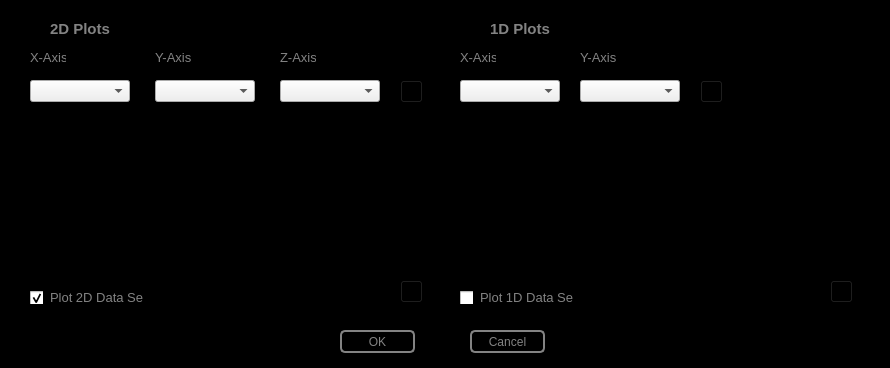
This is plotSetup.ui in PolshynLab/Data-Vault-Plotter as Qt 5 draws it before an edit. The edited form follows.
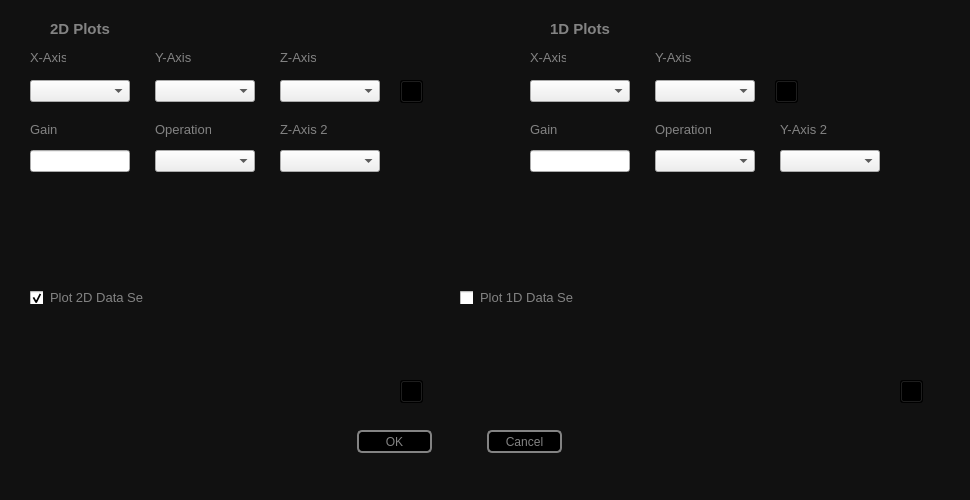
This is the edited form. Icons and pictures are not drawn.

What changed in the file:
```diff
--- a/plotSetup.ui
+++ b/plotSetup.ui
@@ -6,8 +6,8 @@
    <rect>
     <x>0</x>
     <y>0</y>
-    <width>890</width>
-    <height>368</height>
+    <width>970</width>
+    <height>500</height>
    </rect>
   </property>
   <property name="contextMenuPolicy">
@@ -18,7 +18,7 @@
   </property>
   <property name="styleSheet">
    <string notr="true">#Dialog{
-	background-color: rgb(0, 0, 0);}</string>
+	background-color: rgb(17, 17, 17);}</string>
   </property>
   <widget class="QLabel" name="Directories">
    <property name="geometry">
@@ -36,7 +36,7 @@
   <widget class="QLabel" name="DataSets">
    <property name="geometry">
     <rect>
-     <x>490</x>
+     <x>550</x>
      <y>20</y>
      <width>77</width>
      <height>18</height>
@@ -85,10 +85,49 @@
     <string>&lt;html&gt;&lt;head/&gt;&lt;body&gt;&lt;p&gt;&lt;span style=&quot; font-size:10pt; color:#838383;&quot;&gt;Z-Axis&lt;/span&gt;&lt;/p&gt;&lt;/body&gt;&lt;/html&gt;</string>
    </property>
   </widget>
+    <widget class="QLabel" name="Directories_7">
+   <property name="geometry">
+    <rect>
+     <x>155</x>
+     <y>122</y>
+     <width>56</width>
+     <height>16</height>
+    </rect>
+   </property>
+   <property name="text">
+    <string>&lt;html&gt;&lt;head/&gt;&lt;body&gt;&lt;p&gt;&lt;span style=&quot; font-size:10pt; color:#838383;&quot;&gt;Operation&lt;/span&gt;&lt;/p&gt;&lt;/body&gt;&lt;/html&gt;</string>
+   </property>
+  </widget>
+    <widget class="QLabel" name="Directories_8">
+   <property name="geometry">
+    <rect>
+     <x>280</x>
+     <y>122</y>
+     <width>48</width>
+     <height>16</height>
+    </rect>
+   </property>
+   <property name="text">
+    <string>&lt;html&gt;&lt;head/&gt;&lt;body&gt;&lt;p&gt;&lt;span style=&quot; font-size:10pt; color:#838383;&quot;&gt;Z-Axis 2&lt;/span&gt;&lt;/p&gt;&lt;/body&gt;&lt;/html&gt;</string>
+   </property>
+  </widget>
+  <widget class="QLabel" name="Directories_8">
+   <property name="geometry">
+    <rect>
+     <x>30</x>
+     <y>122</y>
+     <width>48</width>
+     <height>16</height>
+    </rect>
+   </property>
+   <property name="text">
+    <string>&lt;html&gt;&lt;head/&gt;&lt;body&gt;&lt;p&gt;&lt;span style=&quot; font-size:10pt; color:#838383;&quot;&gt;Gain&lt;/span&gt;&lt;/p&gt;&lt;/body&gt;&lt;/html&gt;</string>
+   </property>
+  </widget>
   <widget class="QLabel" name="Directories_5">
    <property name="geometry">
     <rect>
-     <x>580</x>
+     <x>655</x>
      <y>50</y>
      <width>36</width>
      <height>16</height>
@@ -98,10 +137,23 @@
     <string>&lt;html&gt;&lt;head/&gt;&lt;body&gt;&lt;p&gt;&lt;span style=&quot; font-size:10pt; color:#838383;&quot;&gt;Y-Axis&lt;/span&gt;&lt;/p&gt;&lt;/body&gt;&lt;/html&gt;</string>
    </property>
   </widget>
+    <widget class="QLabel" name="Directories_5">
+   <property name="geometry">
+    <rect>
+     <x>780</x>
+     <y>122</y>
+     <width>48</width>
+     <height>16</height>
+    </rect>
+   </property>
+   <property name="text">
+    <string>&lt;html&gt;&lt;head/&gt;&lt;body&gt;&lt;p&gt;&lt;span style=&quot; font-size:10pt; color:#838383;&quot;&gt;Y-Axis 2&lt;/span&gt;&lt;/p&gt;&lt;/body&gt;&lt;/html&gt;</string>
+   </property>
+  </widget>
   <widget class="QLabel" name="Directories_6">
    <property name="geometry">
     <rect>
-     <x>460</x>
+     <x>530</x>
      <y>50</y>
      <width>36</width>
      <height>16</height>
@@ -111,6 +163,32 @@
     <string>&lt;html&gt;&lt;head/&gt;&lt;body&gt;&lt;p&gt;&lt;span style=&quot; font-size:10pt; color:#838383;&quot;&gt;X-Axis&lt;/span&gt;&lt;/p&gt;&lt;/body&gt;&lt;/html&gt;</string>
    </property>
   </widget>
+  <widget class="QLabel" name="Directories_6">
+   <property name="geometry">
+    <rect>
+     <x>655</x>
+     <y>122</y>
+     <width>56</width>
+     <height>16</height>
+    </rect>
+   </property>
+   <property name="text">
+    <string>&lt;html&gt;&lt;head/&gt;&lt;body&gt;&lt;p&gt;&lt;span style=&quot; font-size:10pt; color:#838383;&quot;&gt;Operation&lt;/span&gt;&lt;/p&gt;&lt;/body&gt;&lt;/html&gt;</string>
+   </property>
+  </widget>
+  <widget class="QLabel" name="Directories_6">
+   <property name="geometry">
+    <rect>
+     <x>530</x>
+     <y>122</y>
+     <width>36</width>
+     <height>16</height>
+    </rect>
+   </property>
+   <property name="text">
+    <string>&lt;html&gt;&lt;head/&gt;&lt;body&gt;&lt;p&gt;&lt;span style=&quot; font-size:10pt; color:#838383;&quot;&gt;Gain&lt;/span&gt;&lt;/p&gt;&lt;/body&gt;&lt;/html&gt;</string>
+   </property>
+  </widget>
   <widget class="QComboBox" name="x2">
    <property name="geometry">
     <rect>
@@ -141,11 +219,41 @@
     </rect>
    </property>
   </widget>
-  <widget class="QComboBox" name="x1">
+  <widget class="QComboBox" name="o1">
    <property name="geometry">
     <rect>
-     <x>460</x>
-     <y>80</y>
+     <x>155</x>
+     <y>150</y>
+     <width>100</width>
+     <height>22</height>
+    </rect>
+   </property>
+  </widget>
+  <widget class="QLineEdit" name="gainInput">
+   <property name="geometry">
+    <rect>
+     <x>30</x>
+     <y>150</y>
+     <width>100</width>
+     <height>22</height>
+    </rect>
+   </property>
+  </widget>
+  <widget class="QLineEdit" name="gainInput2">
+   <property name="geometry">
+    <rect>
+     <x>530</x>
+     <y>150</y>
+     <width>100</width>
+     <height>22</height>
+    </rect>
+   </property>
+  </widget>
+  <widget class="QComboBox" name="z3">
+   <property name="geometry">
+    <rect>
+     <x>280</x>
+     <y>150</y>
      <width>100</width>
      <height>22</height>
     </rect>
@@ -154,18 +262,48 @@
   <widget class="QComboBox" name="y1">
    <property name="geometry">
     <rect>
-     <x>580</x>
+     <x>655</x>
      <y>80</y>
      <width>100</width>
      <height>22</height>
     </rect>
    </property>
   </widget>
+  <widget class="QComboBox" name="x1">
+   <property name="geometry">
+    <rect>
+     <x>530</x>
+     <y>80</y>
+     <width>100</width>
+     <height>22</height>
+    </rect>
+   </property>
+  </widget>
+  <widget class="QComboBox" name="y3">
+   <property name="geometry">
+    <rect>
+     <x>780</x>
+     <y>150</y>
+     <width>100</width>
+     <height>22</height>
+    </rect>
+   </property>
+  </widget>
+  <widget class="QComboBox" name="o2">
+   <property name="geometry">
+    <rect>
+     <x>655</x>
+     <y>150</y>
+     <width>100</width>
+     <height>22</height>
+    </rect>
+   </property>
+  </widget>
   <widget class="QTableWidget" name="twoPlots">
    <property name="geometry">
     <rect>
      <x>30</x>
-     <y>120</y>
+     <y>220</y>
      <width>400</width>
      <height>151</height>
     </rect>
@@ -183,8 +321,8 @@
   <widget class="QTableWidget" name="onePlots">
    <property name="geometry">
     <rect>
-     <x>460</x>
-     <y>120</y>
+     <x>530</x>
+     <y>220</y>
      <width>400</width>
      <height>151</height>
     </rect>
@@ -202,8 +340,8 @@
   <widget class="QPushButton" name="ok">
    <property name="geometry">
     <rect>
-     <x>340</x>
-     <y>330</y>
+     <x>357</x>
+     <y>430</y>
      <width>75</width>
      <height>23</height>
     </rect>
@@ -230,8 +368,8 @@
   <widget class="QPushButton" name="cancelBtn">
    <property name="geometry">
     <rect>
-     <x>470</x>
-     <y>330</y>
+     <x>487</x>
+     <y>430</y>
      <width>75</width>
      <height>23</height>
     </rect>
@@ -291,7 +429,7 @@
   <widget class="QPushButton" name="add1D">
    <property name="geometry">
     <rect>
-     <x>700</x>
+     <x>775</x>
      <y>80</y>
      <width>23</width>
      <height>23</height>
@@ -325,7 +463,7 @@
    <property name="geometry">
     <rect>
      <x>400</x>
-     <y>280</y>
+     <y>380</y>
      <width>23</width>
      <height>23</height>
     </rect>
@@ -357,8 +495,8 @@
   <widget class="QPushButton" name="rmv1D">
    <property name="geometry">
     <rect>
-     <x>830</x>
-     <y>280</y>
+     <x>900</x>
+     <y>380</y>
      <width>23</width>
      <height>23</height>
     </rect>
```
